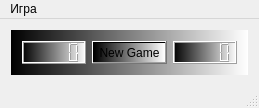
Above: minner.ui from levelp/Qt_Minesweeper before the change. Below: the same form after it.
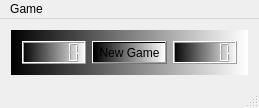
That is the form after the change.

```diff
--- a/minner.ui
+++ b/minner.ui
@@ -7,7 +7,7 @@
     <x>0</x>
     <y>0</y>
     <width>251</width>
-    <height>97</height>
+    <height>100</height>
    </rect>
   </property>
   <property name="windowTitle">
@@ -242,12 +242,12 @@
      <x>0</x>
      <y>0</y>
      <width>251</width>
-     <height>20</height>
+     <height>21</height>
     </rect>
    </property>
    <widget class="QMenu" name="menu">
     <property name="title">
-     <string>Игра</string>
+     <string>Game</string>
     </property>
     <widget class="QMenu" name="menu_2">
      <property name="title">
```
Left out of the diff: 4 changed lines with no effect on the pictures.
